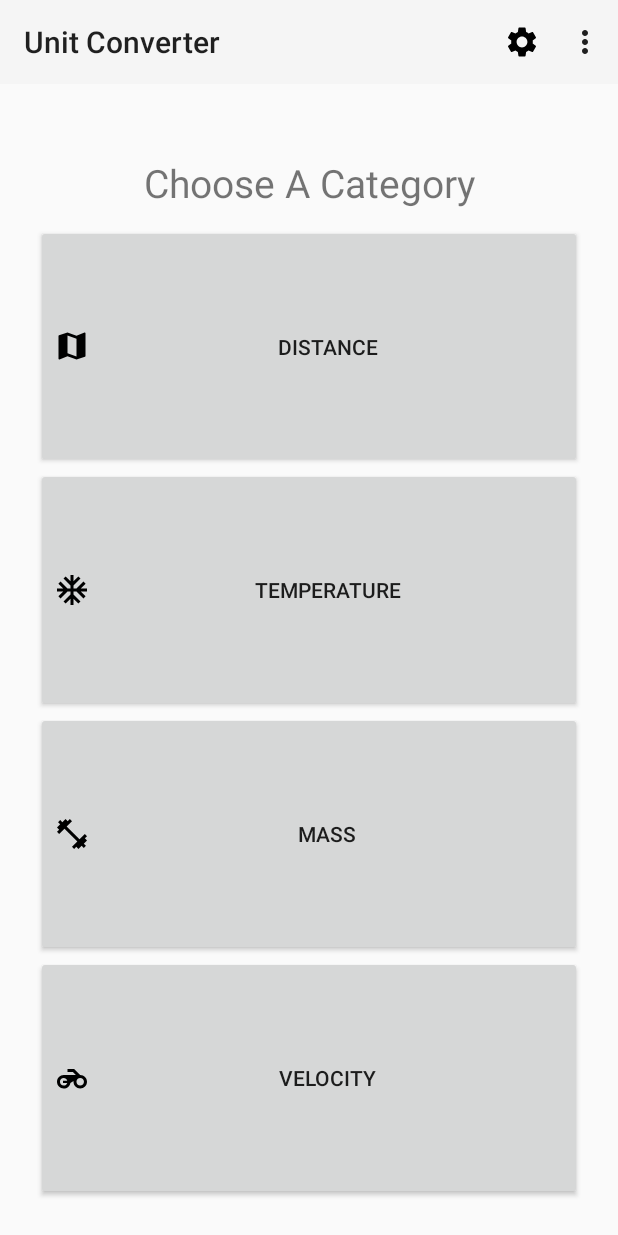
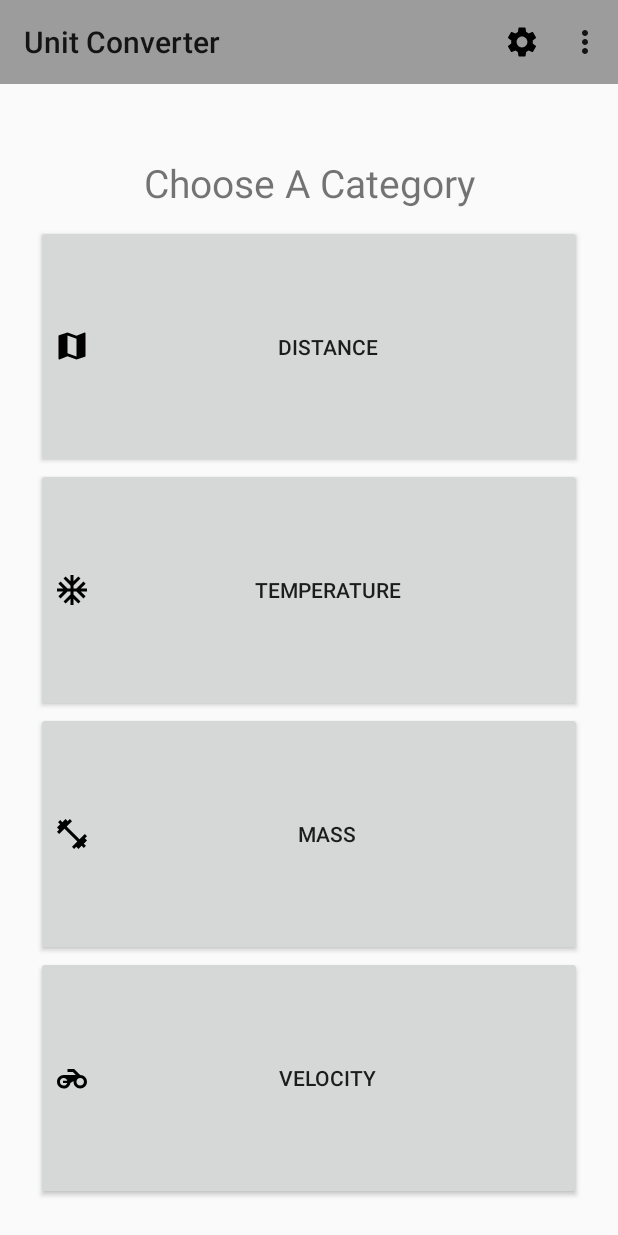
Before and after one commit to adelkesc/UnitConversionApp, an Android app: the screen it shows after launch (MainActivity), on a phone screen of 412 x 824 dp. Run offline under Robolectric (Android 15) with nearby library versions, the phone set to English and light mode, and no system bars.

```diff
--- a/app/src/main/java/com/example/courseproject/Velocity.java
+++ b/app/src/main/java/com/example/courseproject/Velocity.java
@@ -127,8 +127,8 @@ public class Velocity extends AppCompatActivity implements AdapterView.OnItemSel
         }
         else
         {
-            String fail = "This doesn't work.";
-            Toast.makeText(this, fail, Toast.LENGTH_SHORT).show();
+            String noConvert = "Not Applicable";
+            Toast.makeText(this, noConvert, Toast.LENGTH_SHORT).show();
 
             result = 0;
         }
--- a/app/src/main/res/values/colors.xml
+++ b/app/src/main/res/values/colors.xml
@@ -1,9 +1,8 @@
 <?xml version="1.0" encoding="utf-8"?>
 <resources>
-    <color name="colorPrimary">#008577</color>
-    <color name="colorPrimaryDark">#00574B</color>
-    <color name="colorAccent">#D81B60</color>
+    <color name="colorPrimary">#9C9C9C</color>
+    <color name="colorPrimaryDark">#7A7A7A</color>
+    <color name="colorAccent">#E03C56</color>
 
-    <color name="colorBackgroudLight">#FFFFFF</color>
-    <color name="colorBackgroudDark">#4d4d4d</color>
+    <color name="activityBackground">#4d4d4d</color>
 </resources>
--- a/app/src/main/res/values/styles.xml
+++ b/app/src/main/res/values/styles.xml
@@ -3,22 +3,20 @@
     <!-- Base application theme. -->
     <style name="AppTheme" parent="Theme.AppCompat.NoActionBar">
         <!-- Customize your theme here. -->
-        <!--<item name="colorPrimary">@color/colorPrimary</item>-->
-        <!--<item name="colorPrimaryDark">@color/colorPrimaryDark</item>-->
+        <item name="colorPrimary">@color/colorPrimary</item>
+        <item name="colorPrimaryDark">@color/colorPrimaryDark</item>
         <!--<item name="colorAccent">@color/colorAccent</item>-->
-
+        <!--<item name="android:windowBackground">@color/activityBackground</item>-->
 
         <item name="preferenceTheme">@style/PreferenceThemeOverlay.v14.Material</item>
     </style>
 
     <style name="AppThemeLight" parent="Theme.AppCompat.Light.NoActionBar">
         <!-- Customize your theme here. -->
-        <!--<item name="colorPrimary">@color/colorPrimary</item>-->
-        <!--<item name="colorPrimaryDark">@color/colorPrimaryDark</item>-->
+        <item name="colorPrimary">@color/colorPrimary</item>
+        <item name="colorPrimaryDark">@color/colorPrimaryDark</item>
         <!--<item name="colorAccent">@color/colorAccent</item>-->
-
 
         <item name="preferenceTheme">@style/PreferenceThemeOverlay.v14.Material</item>
     </style>
-
 </resources>
```
Also changed, not shown: app/src/main/java/com/example/courseproject/Mass.java (+59 -1 lines), app/src/main/java/com/example/courseproject/Temperature.java (+15 -0 lines).
